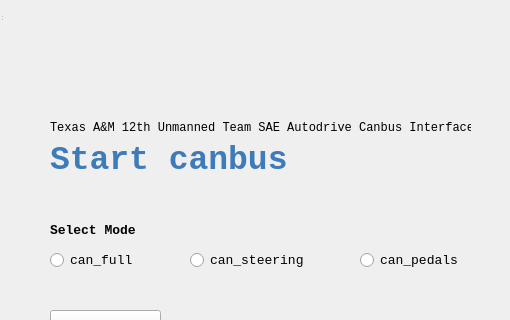
Before: the Qt Designer form src/can_bus_gui/resource/canbusmain.ui in gcpetri/ROS_gui, drawn with Qt 5; both pictures show x 0 to 510 and y 0 to 320 of the 510 by 480 pixel window.
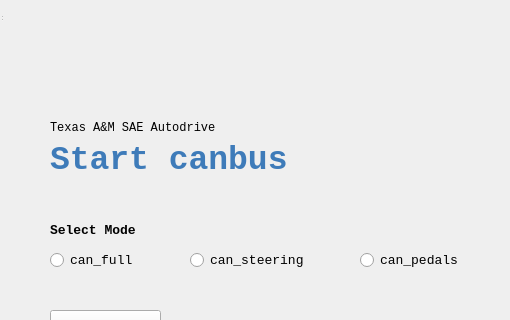
After: the same form once the commit is applied. Icons and pictures are not drawn.

The edit to the form file:
```diff
--- a/src/can_bus_gui/resource/canbusmain.ui
+++ b/src/can_bus_gui/resource/canbusmain.ui
@@ -53,7 +53,7 @@
      </rect>
     </property>
     <property name="text">
-     <string>Texas A&amp;M 12th Unmanned Team SAE Autodrive Canbus Interface</string>
+     <string>Texas A&amp;M SAE Autodrive</string>
     </property>
    </widget>
    <widget class="QPushButton" name="btn_launch">
```
Left out of the diff: 6 changed lines with no effect on the pictures.
